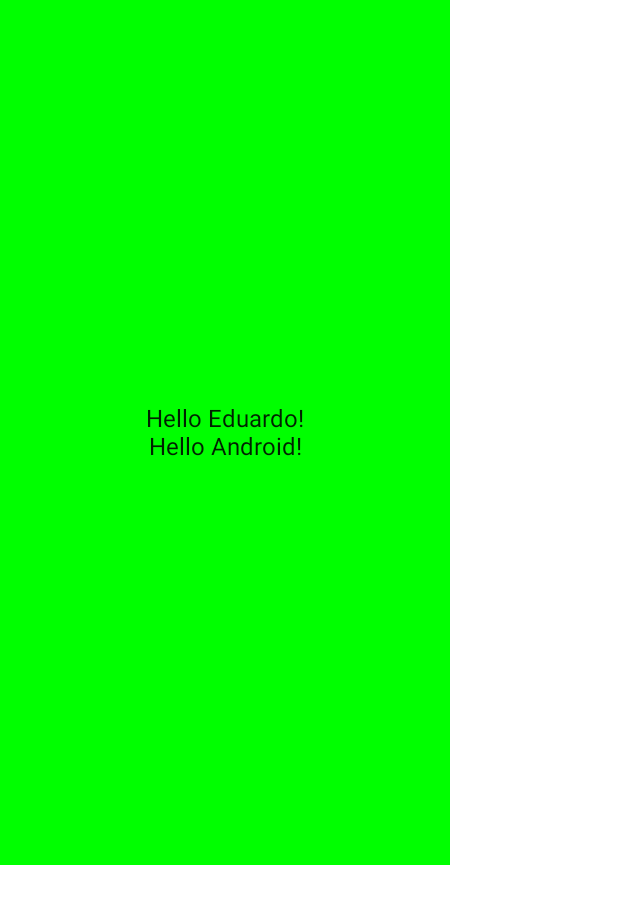
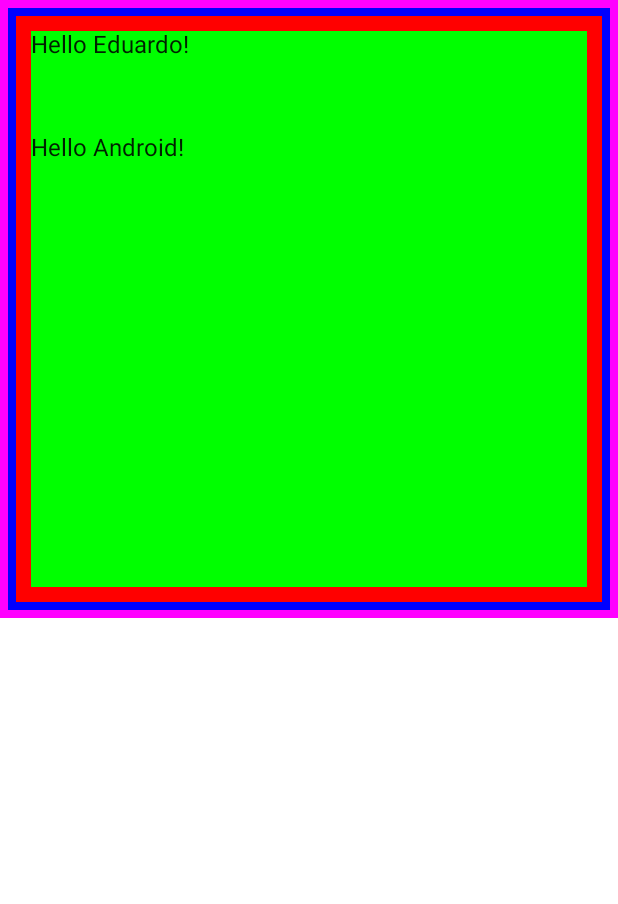
Before and after one commit to edmayen/Android-Jetpack-Compose-, an Android app built with Jetpack Compose: the screen it shows after launch (MainActivity), on a phone screen of 412 x 824 dp. Shown: the top 904 px of the screen. Run offline under Robolectric (Android 15) with nearby library versions, the phone set to English and light mode, and no system bars.

Commit message:
Modifiers

```diff
--- a/app/src/main/java/com/example/jetpackcompose/MainActivity.kt
+++ b/app/src/main/java/com/example/jetpackcompose/MainActivity.kt
@@ -1,10 +1,14 @@
 package com.example.jetpackcompose
 
+import android.content.Context
 import android.os.Bundle
 import android.text.Layout
+import android.widget.Toast
 import androidx.activity.ComponentActivity
 import androidx.activity.compose.setContent
 import androidx.compose.foundation.background
+import androidx.compose.foundation.border
+import androidx.compose.foundation.clickable
 import androidx.compose.foundation.layout.*
 import androidx.compose.material.MaterialTheme
 import androidx.compose.material.Surface
@@ -18,21 +22,31 @@ import androidx.compose.ui.unit.dp
 import com.example.jetpackcompose.ui.theme.JetpackComposeTheme
 
 class MainActivity : ComponentActivity() {
+
+    private lateinit var context: Context
+
     override fun onCreate(savedInstanceState: Bundle?) {
         super.onCreate(savedInstanceState)
+        context = this
         setContent {
             JetpackComposeTheme {
                 // A surface container using the 'background' color from the theme
                 Surface(color = MaterialTheme.colors.background) {
                     Column(
                         modifier = Modifier
-                            .width(300.dp)
-                            .fillMaxHeight(0.70f)
-                            .background(Color.Green),
-                        horizontalAlignment = Alignment.CenterHorizontally,
-                        verticalArrangement = Arrangement.Center
+                            .background(Color.Green)
+                            .fillMaxWidth()
+                            .fillMaxHeight(0.50f)
+//                            .requiredWidth(300.dp)
+                            .border(5.dp, Color.Magenta)
+                            .padding(5.dp)
+                            .border(5.dp, Color.Blue)
+                            .padding(5.dp)
+                            .border(10.dp, Color.Red)
+                            .padding(10.dp)
                     ) {
                         Greeting("Eduardo")
+                        Spacer(modifier = Modifier.height(50.dp))
                         Greeting(name = "Android")
                     }
 
@@ -44,7 +58,10 @@ class MainActivity : ComponentActivity() {
 
 @Composable
 fun Greeting(name: String) {
-    Text(text = "Hello $name!")
+    Text(text = "Hello $name!", modifier = Modifier
+        .clickable {
+
+        })
 }
 
 @Preview(showBackground = true)
```
